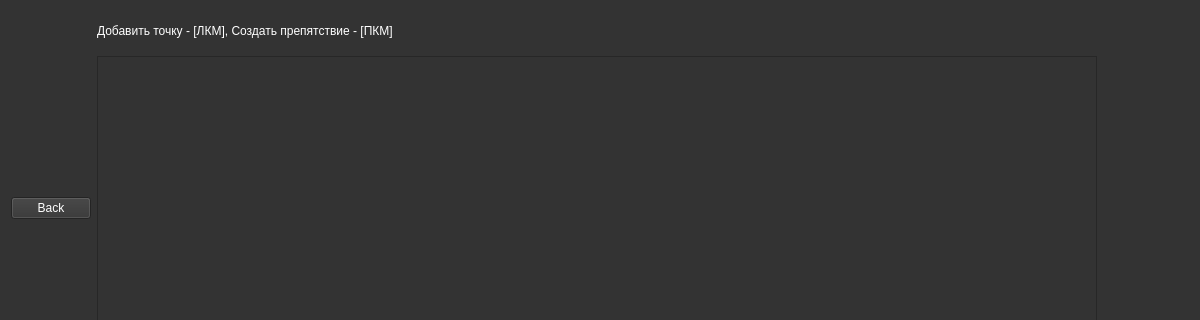
Qt form ui/interfacemap.ui (woofiwaffle/Route-Map) before a commit; both pictures show x 0 to 1200 and y 0 to 320 of the 1200 by 715 pixel window.
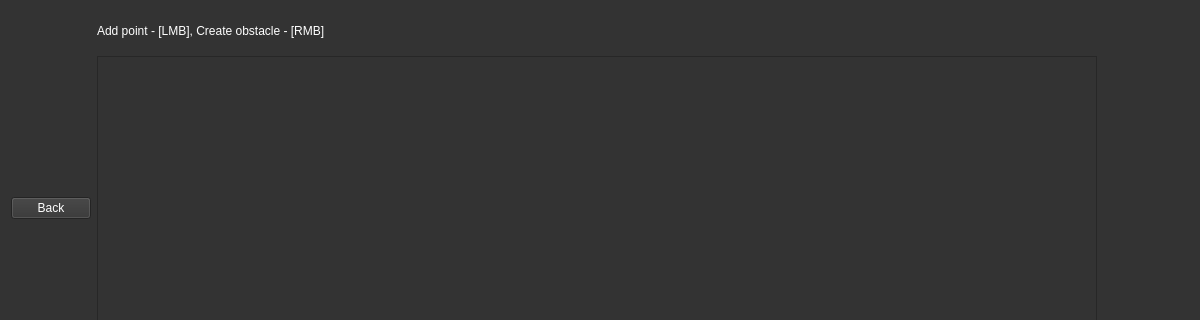
The same form after that commit.

Patch:
```diff
--- a/ui/interfacemap.ui
+++ b/ui/interfacemap.ui
@@ -153,7 +153,7 @@
 color: #ffffff</string>
      </property>
      <property name="text">
-      <string>Добавить точку - [ЛКМ], Создать препятствие - [ПКМ]</string>
+      <string>Add point - [LMB], Create obstacle - [RMB]</string>
      </property>
     </widget>
    </item>
```
